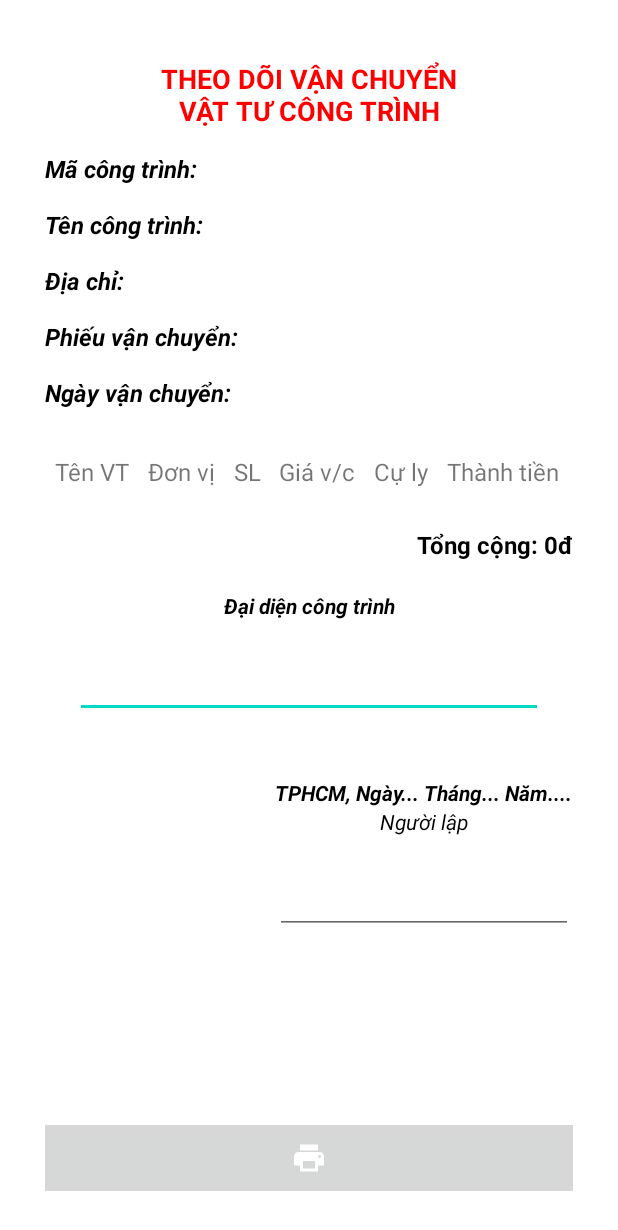
After one commit to king1zk/AndroidQuanLyVanChuyen, an Android app: the InChiTietPhieuActivity screen opened directly, with no data from a screen before it, on a phone screen of 412 x 824 dp. The commit adds this screen. Shown: the top 1230 px of the screen. Run offline under Robolectric (Android 15) with nearby library versions, the phone set to English and light mode, and no system bars; 9 statements that could not run were skipped.

Commit message:
editCTPVC

```diff
--- a/QLVC_APP_GIUAKY-main/app/src/main/AndroidManifest.xml
+++ b/QLVC_APP_GIUAKY-main/app/src/main/AndroidManifest.xml
@@ -1,7 +1,8 @@
 <?xml version="1.0" encoding="utf-8"?>
 <manifest xmlns:android="http://schemas.android.com/apk/res/android"
     package="com.example.myapplication">
-
+    <uses-permission android:name="android.permission.WRITE_EXTERNAL_STORAGE" />
+    <uses-permission android:name="android.permission.READ_EXTERNAL_STORAGE" />
     <application
         android:allowBackup="true"
         android:icon="@mipmap/ic_launcher"
@@ -22,6 +23,7 @@
         <activity android:name=".PhieuVanChuyenActivity" />
         <activity android:name=".DSVatTuActivity" />
         <activity android:name=".CongTrinhActivity" />
+        <activity android:name=".InChiTietPhieuActivity" />
         <activity android:name=".MainActivity">
             <intent-filter>
                 <action android:name="android.intent.action.MAIN" />
--- a/QLVC_APP_GIUAKY-main/app/src/main/java/com/example/myapplication/CustomAdapter_CTVC.java
+++ b/QLVC_APP_GIUAKY-main/app/src/main/java/com/example/myapplication/CustomAdapter_CTVC.java
@@ -1,5 +1,6 @@
 package com.example.myapplication;
 
+import android.app.AlertDialog;
 import android.util.Log;
 import android.view.View;
 import android.view.ViewGroup;
@@ -49,7 +50,6 @@ public class CustomAdapter_CTVC extends BaseAdapter {
         btnDelete.setOnClickListener(new View.OnClickListener() {
             @Override
             public void onClick(View v) {
-
                 try {
                     DBhelper.deleteCTVC(arrayList.get(position));
                 } catch (Exception ex) {
--- a/QLVC_APP_GIUAKY-main/app/src/main/java/com/example/myapplication/CustomSpinerAdapterVT.java
+++ b/QLVC_APP_GIUAKY-main/app/src/main/java/com/example/myapplication/CustomSpinerAdapterVT.java
@@ -35,7 +35,7 @@ public class CustomSpinerAdapterVT extends BaseAdapter {
 
     @Override
     public View getView(int position, View convertView, ViewGroup parent) {
-        DBhelper= new DBHelper(parent.getContext(),"qlvc.sqlite",null,1);
+        DBhelper = new DBHelper(parent.getContext(),"qlvc.sqlite",null,1);
         View viewitem= View.inflate(parent.getContext(), R.layout.dong_xem_vat_tu,null);
         VatTu VT= (VatTu) getItem(position);
         TextView tvTenVT =(TextView) viewitem.findViewById(R.id.tvXemTenSP);
@@ -45,7 +45,6 @@ public class CustomSpinerAdapterVT extends BaseAdapter {
         ImageView tvHinh =(ImageView) viewitem.findViewById(R.id.ivXemHinhSP);
         Bitmap bitmap= BitmapFactory.decodeByteArray(VT.getHinh(), 0, VT.getHinh().length);
         tvHinh.setImageBitmap(bitmap);
-
         return viewitem;
     }
 }
--- /dev/null
+++ b/QLVC_APP_GIUAKY-main/app/src/main/java/com/example/myapplication/InChiTietPhieuActivity.java
@@ -0,0 +1,184 @@
+package com.example.myapplication;
+
+import android.Manifest;
+import android.app.Activity;
+import android.content.ActivityNotFoundException;
+import android.content.Context;
+import android.content.Intent;
+import android.content.pm.PackageManager;
+import android.database.Cursor;
+import android.graphics.Bitmap;
+import android.graphics.Canvas;
+import android.graphics.Color;
+import android.graphics.Paint;
+import android.graphics.pdf.PdfDocument;
+import android.net.Uri;
+import android.os.Bundle;
+import android.util.DisplayMetrics;
+import android.view.Gravity;
+import android.view.View;
+import android.view.WindowManager;
+import android.widget.Button;
+import android.widget.EditText;
+import android.widget.ImageButton;
+import android.widget.LinearLayout;
+import android.widget.TableLayout;
+import android.widget.TableRow;
+import android.widget.TextView;
+import android.widget.Toast;
+
+import androidx.annotation.Nullable;
+import androidx.core.app.ActivityCompat;
+import androidx.core.content.ContextCompat;
+
+import org.w3c.dom.Text;
+
+import java.io.File;
+import java.io.FileOutputStream;
+import java.io.IOException;
+import java.util.Date;
+
+public class InChiTietPhieuActivity extends Activity {
+    DBHelper DBhelper;
+    String maPVC;
+    CongTrinh congtrinh;
+    PhieuVanChuyen pvc;
+    ImageButton scanPdf;
+    LinearLayout scrollView;
+    Bitmap bitmap;
+    @Override
+    protected void onCreate(@Nullable Bundle savedInstanceState) {
+        super.onCreate(savedInstanceState);
+        setContentView(R.layout.activity_in_chi_tiet_phieu);
+        //Set Controll
+        TextView maCongTrinhTv_ICTP = findViewById(R.id.maCongTrinhTv_ICTP);
+        TextView tenCongTrinhTv_ICTP = findViewById(R.id.tenCongTrinhTv_ICTP);
+        TextView diaChiTv_ICTP = findViewById(R.id.diaChiTv_ICTP);
+        TextView maPhieuTv_ICTP =  findViewById(R.id.maPhieu_ICTP);
+        TextView ngayVanChuyenTv_ICTP  = findViewById(R.id.ngayVanChuyenTv_ICTP);
+        TextView tongTienTv_ICTP = findViewById(R.id.tongTienTv_ICTP);
+        TableLayout danhSachVatTuTbl = findViewById(R.id.bangChiTietVatTuTb_ICTP);
+        EditText daiDienCongTrinhEdt_ICTP = findViewById(R.id.daiDienCongTrinhEdt_ICTP);
+        EditText nguoiLapEdt_ICTP = findViewById(R.id.nguoiLapEdt_ICTP);
+        scanPdf = findViewById(R.id.kiemTraInBtn_ICTP);
+        scrollView = findViewById(R.id.scrollView);
+
+        //Set Data
+        Intent intent = getIntent();
+        maPVC = intent.getStringExtra("inMaPVC");
+        DBhelper = new DBHelper(this, "qlvc.sqlite", null, 1);
+        //Tìm  Công trình theo mã CT
+        Cursor dt = DBhelper.GetData("select * from PVC where maPVC= '" + maPVC.trim() + "'");
+        while(dt.moveToNext()){
+            pvc = new PhieuVanChuyen(dt.getString(0),dt.getString(1),dt.getString(2), dt.getString(3));
+        }
+        maPhieuTv_ICTP.setText(pvc.getMaPVC());
+        ngayVanChuyenTv_ICTP.setText(pvc.getNgayVC());
+        dt = DBhelper.GetData("select * from congtrinh where maCT='" +pvc.getMaCT()+"'");
+        while(dt.moveToNext()){
+            congtrinh = new CongTrinh(dt.getString(0),dt.getString(1),dt.getString(2));
+        }
+        maCongTrinhTv_ICTP.setText(congtrinh.getMaCT());
+        tenCongTrinhTv_ICTP.setText(congtrinh.getTenCT());
+        diaChiTv_ICTP.setText(congtrinh.getDiaChi());
+        dt = DBhelper.GetData("select tenVT, dvTinh, soluong, giaVC, culy\n" +
+                "from chitietPVC \n" +
+                "inner join vattu on chitietPVC.maVT = vattu.maVT\n" +
+                "where maPVC = '" + maPVC + "'");
+        int tongTien = 0;
+        //Set data vào table
+        while(dt.moveToNext()){
+            TableRow tableRow = new TableRow(this);
+            TextView tenVt = new TextView(this);
+            tenVt.setGravity(Gravity.CENTER);
+            tenVt.setText(dt.getString(0));
+            TextView donVi = new TextView(this);
+            donVi.setGravity(Gravity.CENTER);
+            donVi.setText(dt.getString(1));
+            TextView soLuong = new TextView(this);
+            soLuong.setGravity(Gravity.CENTER);
+            soLuong.setText(dt.getString(2));
+            TextView giaVc = new TextView(this);
+            giaVc.setText(dt.getString(3));
+            giaVc.setGravity(Gravity.CENTER);
+            TextView cuLy = new TextView(this);
+            cuLy.setGravity(Gravity.CENTER);
+            cuLy.setText(dt.getString(4));
+            TextView thanhTien = new TextView(this);
+            thanhTien.setGravity(Gravity.CENTER);
+            int tienVcVt = Integer.parseInt(dt.getString(2))*Integer.parseInt(dt.getString(3))*Integer.parseInt(dt.getString(4));
+            tongTien+=tienVcVt;
+            thanhTien.setText(String.valueOf(tienVcVt) + "đ");
+
+            tableRow.addView(tenVt);
+            tableRow.addView(donVi);
+            tableRow.addView(soLuong);
+            tableRow.addView(giaVc);
+            tableRow.addView(cuLy);
+            tableRow.addView(thanhTien);
+            danhSachVatTuTbl.addView(tableRow);
+        }
+        tongTienTv_ICTP.setText(String.valueOf(tongTien) + "đ");
+    }
+
+    public void kiemTraIn(View view) {
+        bitmap = loadBitmapFromView(scrollView, scrollView.getWidth(), scrollView.getHeight());
+        createPdf();
+    }
+
+    private void createPdf() {
+        WindowManager wm = (WindowManager) getSystemService(Context.WINDOW_SERVICE);
+        //  Display display = wm.getDefaultDisplay();
+        DisplayMetrics displaymetrics = new DisplayMetrics();
+        this.getWindowManager().getDefaultDisplay().getMetrics(displaymetrics);
+        float hight = displaymetrics.heightPixels ;
+        float width = displaymetrics.widthPixels ;
+
+        int convertHighet = (int) hight, convertWidth = (int) width;
+
+//        Resources mResources = getResources();
+//        Bitmap bitmap = BitmapFactory.decodeResource(mResources, R.drawable.screenshot);
+
+        PdfDocument document = new PdfDocument();
+        PdfDocument.PageInfo pageInfo = new PdfDocument.PageInfo.Builder(convertWidth, convertHighet, 1).create();
+        PdfDocument.Page page = document.startPage(pageInfo);
+
+        Canvas canvas = page.getCanvas();
+
+        Paint paint = new Paint();
+        canvas.drawPaint(paint);
+
+        bitmap = Bitmap.createScaledBitmap(bitmap, convertWidth, convertHighet, true);
+
+        paint.setColor(Color.BLUE);
+        canvas.drawBitmap(bitmap, 0, 0 , null);
+        document.finishPage(page);
+
+        // write the document content
+        String targetPdf = "/sdcard/pdffromScroll.pdf";
+        File filePath;
+        filePath = new File(targetPdf);
+        try {
+            if (ContextCompat.checkSelfPermission(this, Manifest.permission.WRITE_EXTERNAL_STORAGE) != PackageManager.PERMISSION_GRANTED) {
+                ActivityCompat.requestPermissions(this, new String[]{Manifest.permission.WRITE_EXTERNAL_STORAGE}, 1);
+            }
+            document.writeTo(new FileOutputStream(filePath));
+            Toast.makeText(this, "PDF of Scroll is created!!!", Toast.LENGTH_SHORT).show();
+        } catch (IOException e) {
+            e.printStackTrace();
+            Toast.makeText(this, "Something wrong: " + e.toString(), Toast.LENGTH_LONG).show();
+        }
+        // close the document
+        document.close();
+
+
+    }
+
+
+    public static Bitmap loadBitmapFromView(View v, int width, int height) {
+        Bitmap b = Bitmap.createBitmap(width, height, Bitmap.Config.ARGB_8888);
+        Canvas c = new Canvas(b);
+        v.draw(c);
+        return b;
+    }
+}
--- a/QLVC_APP_GIUAKY-main/app/src/main/java/com/example/myapplication/SuaCTVCActivity.java
+++ b/QLVC_APP_GIUAKY-main/app/src/main/java/com/example/myapplication/SuaCTVCActivity.java
@@ -3,4 +3,5 @@ package com.example.myapplication;
 import android.app.Activity;
 
 public class SuaCTVCActivity extends Activity {
+
 }
--- a/QLVC_APP_GIUAKY-main/app/src/main/java/com/example/myapplication/ThemPVCActivity.java
+++ b/QLVC_APP_GIUAKY-main/app/src/main/java/com/example/myapplication/ThemPVCActivity.java
@@ -57,9 +57,6 @@ public class ThemPVCActivity extends AppCompatActivity {
             @Override
             public void onItemSelected(AdapterView<?> parentView, View selectedItemView, int position, long id) {
                 selected_position = position;
-                //đối số postion là vị trí phần tử trong list Data
-//                String msg = "position :" + position + " value :" + dsgiangvien.get(position);
-//                Toast.makeText(getApplicationContext(), msg, Toast.LENGTH_SHORT).show();
             }
 
             @Override
@@ -98,7 +95,7 @@ public class ThemPVCActivity extends AppCompatActivity {
                             Toast.makeText(getApplicationContext(), "Ngày giao phải lớn hơn ngày hiện tại", Toast.LENGTH_SHORT).show();
                         } else {
                             try {
-                                DBhelper.QueryData("insert into PVC values('" + MaPVC + "','" + dsCT.get(selected_position).getTenCT() + "','" + ngaychon + "','" +TT+ "')");
+                                DBhelper.QueryData("insert into PVC values('" + MaPVC + "','" + ngaychon + "','" + dsCT.get(selected_position).getMaCT() + "','" +TT+ "')");
                                 Toast.makeText(getApplicationContext(), "Thêm thành công!", Toast.LENGTH_SHORT).show();
                                 Intent intent = new Intent(ThemPVCActivity.this, PhieuVanChuyenActivity.class);
                                 startActivity(intent);
--- /dev/null
+++ b/QLVC_APP_GIUAKY-main/app/src/main/res/drawable-v24/print_vector.xml
@@ -0,0 +1,5 @@
+<vector android:height="24dp" android:tint="@color/white"
+    android:viewportHeight="24" android:viewportWidth="24"
+    android:width="24dp" xmlns:android="http://schemas.android.com/apk/res/android">
+    <path android:fillColor="@android:color/white" android:pathData="M19,8L5,8c-1.66,0 -3,1.34 -3,3v6h4v4h12v-4h4v-6c0,-1.66 -1.34,-3 -3,-3zM16,19L8,19v-5h8v5zM19,12c-0.55,0 -1,-0.45 -1,-1s0.45,-1 1,-1 1,0.45 1,1 -0.45,1 -1,1zM18,3L6,3v4h12L18,3z"/>
+</vector>
--- /dev/null
+++ b/QLVC_APP_GIUAKY-main/app/src/main/res/layout/activity_in_chi_tiet_phieu.xml
@@ -0,0 +1,302 @@
+<?xml version="1.0" encoding="utf-8"?>
+<LinearLayout xmlns:android="http://schemas.android.com/apk/res/android"
+    xmlns:app="http://schemas.android.com/apk/res-auto"
+    xmlns:tools="http://schemas.android.com/tools"
+    android:layout_width="match_parent"
+    android:layout_height="match_parent"
+    android:layout_margin="30dp"
+    android:background="#D8D7D7"
+    android:gravity="center|top"
+    android:orientation="vertical"
+    tools:context=".InChiTietPhieuActivity">
+
+    <ScrollView
+        android:layout_width="match_parent"
+        android:layout_height="match_parent"
+        android:layout_weight="1"
+        android:background="#FFFF"
+        android:paddingTop="10dp">
+
+        <LinearLayout
+            android:background="@color/white"
+            android:id="@+id/scrollView"
+            android:layout_width="match_parent"
+            android:layout_height="match_parent"
+            android:gravity="center|top"
+            android:orientation="vertical">
+
+            <TextView
+                android:textStyle="bold"
+                android:textColor="#FF0000"
+                android:layout_width="match_parent"
+                android:layout_height="wrap_content"
+                android:gravity="center"
+                android:text="THEO DÕI VẬN CHUYỂN\nVẬT TƯ CÔNG TRÌNH"
+                android:textSize="18sp" />
+
+            <LinearLayout
+                android:layout_width="match_parent"
+                android:layout_height="wrap_content"
+                android:layout_marginTop="15dp"
+                android:orientation="horizontal">
+
+                <TextView
+                    android:layout_width="wrap_content"
+                    android:layout_height="wrap_content"
+                    android:text="Mã công trình: "
+                    android:textStyle="bold|italic"
+                    android:textColor="@color/black"
+                    android:textSize="16sp" />
+
+                <TextView
+                    android:textColor="@color/black"
+                    android:id="@+id/maCongTrinhTv_ICTP"
+                    android:layout_width="wrap_content"
+                    android:layout_height="wrap_content"
+                    android:textSize="16sp" />
+            </LinearLayout>
+
+            <LinearLayout
+                android:layout_width="match_parent"
+                android:layout_height="wrap_content"
+                android:layout_marginTop="15dp"
+                android:orientation="horizontal">
+
+                <TextView
+                    android:layout_width="wrap_content"
+                    android:layout_height="wrap_content"
+                    android:text="Tên công trình: "
+                    android:textStyle="bold|italic"
+                    android:textColor="@color/black"
+                    android:textSize="16sp" />
+
+                <TextView
+                    android:textColor="@color/black"
+                    android:id="@+id/tenCongTrinhTv_ICTP"
+                    android:layout_width="wrap_content"
+                    android:layout_height="wrap_content"
+                    android:textSize="16sp" />
+            </LinearLayout>
+
+            <LinearLayout
+                android:layout_width="match_parent"
+                android:layout_height="wrap_content"
+                android:layout_marginTop="15dp"
+                android:orientation="horizontal">
+
+                <TextView
+                    android:layout_width="wrap_content"
+                    android:layout_height="wrap_content"
+                    android:text="Địa chỉ: "
+                    android:textStyle="bold|italic"
+                    android:textColor="@color/black"
+                    android:textSize="16sp" />
+
+                <TextView
+                    android:id="@+id/diaChiTv_ICTP"
+                    android:textColor="@color/black"
+                    android:layout_width="wrap_content"
+                    android:layout_height="wrap_content"
+                    android:textSize="16sp" />
+            </LinearLayout>
+
+            <LinearLayout
+                android:layout_width="match_parent"
+                android:layout_height="wrap_content"
+                android:layout_marginTop="15dp"
+                android:orientation="horizontal">
+
+                <TextView
+                    android:layout_width="wrap_content"
+                    android:layout_height="wrap_content"
+                    android:text="Phiếu vận chuyển: "
+                    android:textStyle="bold|italic"
+                    android:textColor="@color/black"
+                    android:textSize="16sp" />
+
+                <TextView
+                    android:id="@+id/maPhieu_ICTP"
+                    android:textColor="@color/black"
+                    android:layout_width="wrap_content"
+                    android:layout_height="wrap_content"
+                    android:textSize="16sp" />
+            </LinearLayout>
+
+            <LinearLayout
+                android:layout_width="match_parent"
+                android:layout_height="wrap_content"
+                android:layout_marginTop="15dp"
+                android:orientation="horizontal">
+
+                <TextView
+                    android:layout_width="wrap_content"
+                    android:layout_height="wrap_content"
+                    android:text="Ngày vận chuyển: "
+                    android:textStyle="bold|italic"
+                    android:textColor="@color/black"
+                    android:textSize="16sp" />
+
+                <TextView
+                    android:id="@+id/ngayVanChuyenTv_ICTP"
+                    android:textColor="@color/black"
+                    android:layout_width="wrap_content"
+                    android:layout_height="wrap_content"
+                    android:textSize="16sp" />
+            </LinearLayout>
+
+            <TableLayout
+                android:id="@+id/bangChiTietVatTuTb_ICTP"
+                android:layout_width="match_parent"
+                android:layout_height="wrap_content"
+                android:layout_marginTop="25dp"
+                android:orientation="vertical"
+                android:stretchColumns="0,1,2,3,4,5">
+
+                <TableRow
+                    android:layout_width="1dip"
+                    android:layout_height="wrap_content"
+                    android:background="@color/white"
+                    android:paddingRight="1dp"
+                    android:paddingBottom="1dp">
+
+                    <TextView
+                        android:background="#FFF"
+                        android:gravity="center"
+                        android:padding="5dp"
+                        android:text="Tên VT"
+                        android:textSize="16sp" />
+
+                    <TextView
+
+                        android:background="#FFF"
+                        android:gravity="center"
+                        android:padding="5dp"
+                        android:text="Đơn vị"
+                        android:textSize="16sp" />
+
+                    <TextView
+
+                        android:background="#FFF"
+                        android:gravity="center"
+                        android:padding="5dp"
+                        android:text="SL"
+                        android:textSize="16sp" />
+                    <TextView
+
+                        android:background="#FFF"
+                        android:gravity="center"
+                        android:padding="5dp"
+                        android:text="Giá v/c"
+                        android:textSize="16sp" />
+                    <TextView
+
+                        android:background="#FFF"
+                        android:gravity="center"
+                        android:padding="5dp"
+                        android:text="Cự ly"
+                        android:textSize="16sp" />
+
+                    <TextView
+
+                        android:background="#FFF"
+                        android:gravity="center"
+                        android:padding="5dp"
+                        android:text="Thành tiền"
+                        android:textSize="16sp" />
+                </TableRow>
+
+            </TableLayout>
+
+            <LinearLayout
+                android:layout_width="match_parent"
+                android:layout_height="wrap_content"
+                android:layout_marginTop="20dp"
+                android:gravity="right"
+                android:orientation="horizontal">
+
+                <TextView
+                    android:layout_width="wrap_content"
+                    android:layout_height="match_parent"
+                    android:text="Tổng cộng: "
+                    android:textColor="@color/black"
+                    android:textSize="16sp"
+                    android:textStyle="bold" />
+
+                <TextView
+                    android:id="@+id/tongTienTv_ICTP"
+                    android:layout_width="wrap_content"
+                    android:layout_height="wrap_content"
+                    android:text=""
+                    android:textColor="@color/black"
+                    android:textSize="16sp"
+                    android:textStyle="bold" />
+            </LinearLayout>
+
+            <TextView
+                android:layout_width="match_parent"
+                android:layout_height="wrap_content"
+                android:paddingTop="20dp"
+                android:gravity="center"
+                android:textStyle="bold|italic"
+                android:textColor="@color/black"
+                android:text="Đại diện công trình" />
+
+            <EditText
+                android:id="@+id/daiDienCongTrinhEdt_ICTP"
+                android:layout_width="match_parent"
+                android:layout_height="wrap_content"
+                android:layout_gravity="left"
+                android:layout_margin="20sp" />
+
+            <LinearLayout
+                android:layout_width="match_parent"
+                android:layout_height="wrap_content"
+                android:layout_marginTop="20dp"
+                android:gravity="right"
+                android:orientation="vertical">
+
+                <LinearLayout
+                    android:layout_width="wrap_content"
+                    android:layout_height="wrap_content"
+                    android:gravity="center"
+                    android:orientation="vertical">
+
+                    <TextView
+                        android:id="@+id/ngayInTv_ICTP"
+                        android:layout_width="wrap_content"
+                        android:layout_height="wrap_content"
+                        android:textStyle="bold|italic"
+                        android:textColor="@color/black"
+                        android:text="TPHCM, Ngày... Tháng... Năm...." />
+
+                    <TextView
+                        android:layout_width="wrap_content"
+                        android:layout_height="wrap_content"
+                        android:textColor="@color/black"
+                        android:textStyle="italic"
+                        android:text="Người lập" />
+
+                    <EditText
+                        android:id="@+id/nguoiLapEdt_ICTP"
+                        android:layout_width="match_parent"
+                        android:layout_height="match_parent"
+                        android:layout_marginTop="20dp" />
+                </LinearLayout>
+            </LinearLayout>
+
+
+            <TextView
+                android:layout_width="match_parent"
+                android:layout_height="wrap_content"
+                android:paddingBottom="50dp" />
+        </LinearLayout>
+    </ScrollView>
+
+    <ImageButton
+        android:id="@+id/kiemTraInBtn_ICTP"
+        android:layout_width="match_parent"
+        android:layout_height="wrap_content"
+        android:src="@drawable/print_vector"
+        android:onClick="kiemTraIn"
+        />
+</LinearLayout>
--- a/QLVC_APP_GIUAKY-main/app/src/main/res/values/strings.xml
+++ b/QLVC_APP_GIUAKY-main/app/src/main/res/values/strings.xml
@@ -7,10 +7,10 @@
     <string name="DVTinh">ĐV tính</string>
     <string name="DSVT">DANH SÁCH VẬT TƯ</string>
     <string name="DSCT">DANH SÁCH CÔNG TRÌNH</string>
-    <string name="MaCT">Mã Công Trình</string>
+    <string name="MaCT">Mã CT</string>
     <string name="TenCT">Tên Công Trình</string>
     <string name="DiaChi">Địa Chỉ</string>
-    <string name="MaPVC">Mã Phiếu Vận Chuyển</string>
+    <string name="MaPVC">Mã PVC</string>
     <string name="ngayVC">Ngày Vận Chuyển</string>
     <string name="DSPVC">DANH SÁCH PHIẾU VẬN CHUYỂN</string>
     <string name="CTPVC">CHI TIẾT PHIẾU VẬN CHUYỂN</string>
```
Also changed, not shown: QLVC_APP_GIUAKY-main/app/src/main/java/com/example/myapplication/ChiTietPVCActivity.java (+57 -13 lines), QLVC_APP_GIUAKY-main/app/src/main/java/com/example/myapplication/MainActivity.java (+1 -11 lines), QLVC_APP_GIUAKY-main/app/src/main/java/com/example/myapplication/ThemCTVCActivity.java (+4 -4 lines), QLVC_APP_GIUAKY-main/app/src/main/res/drawable/btn_shape.xml (added, +13 -0 lines), QLVC_APP_GIUAKY-main/app/src/main/res/drawable/ic_baseline_adf_scanner_24.xml (added, +10 -0 lines), QLVC_APP_GIUAKY-main/app/src/main/res/layout/activity_chi_tiet_pvc.xml (+15 -11 lines), QLVC_APP_GIUAKY-main/app/src/main/res/layout/activity_phieu_van_chuyen.xml (+5 -4 lines), QLVC_APP_GIUAKY-main/app/src/main/res/layout/item_ctvc.xml (+5 -9 lines), QLVC_APP_GIUAKY-main/app/src/main/res/layout/item_pvc.xml (+14 -6 lines), QLVC_APP_GIUAKY-main/app/src/main/res/layout/scan_pvc_dialog.xml (added, +48 -0 lines).
